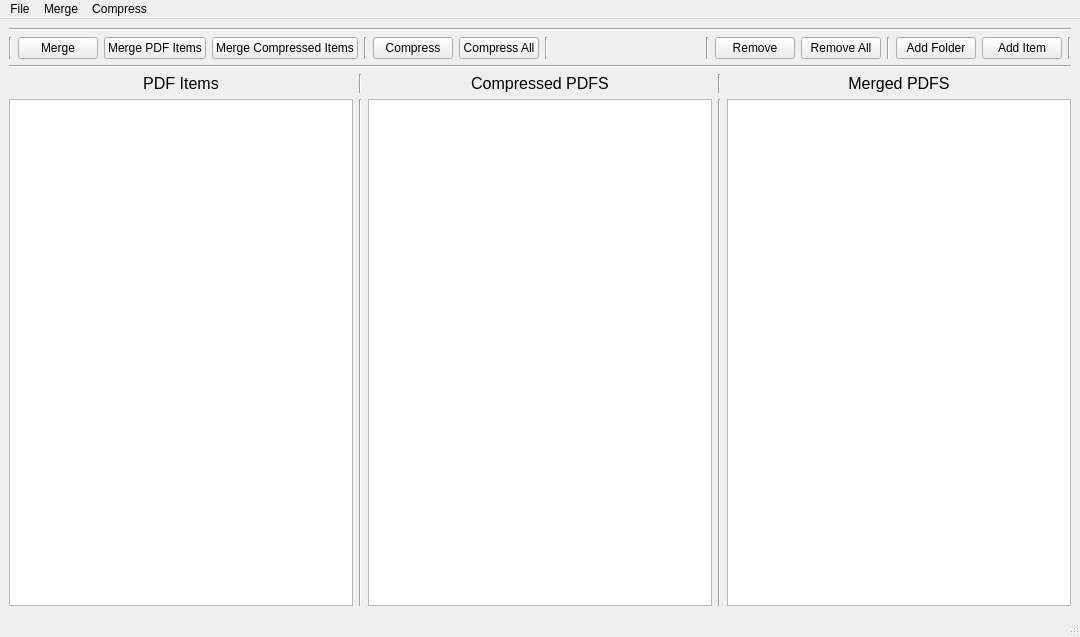
First picture: the form in ui/mainUi.ui, repository darkard2003/PDFHandelerGUI, before the edit.
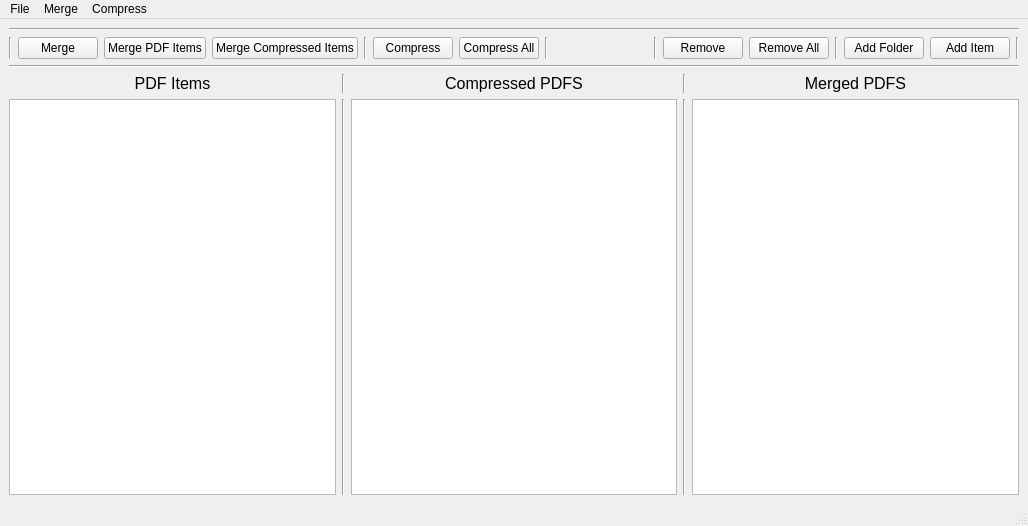
Second picture: the form after the edit. Icons and pictures are not drawn.

Commit message: Changed name and completed the app

```diff
--- a/ui/mainUi.ui
+++ b/ui/mainUi.ui
@@ -6,8 +6,8 @@
    <rect>
     <x>0</x>
     <y>0</y>
-    <width>1080</width>
-    <height>637</height>
+    <width>977</width>
+    <height>526</height>
    </rect>
   </property>
   <property name="sizePolicy">
@@ -349,7 +349,7 @@
     <rect>
      <x>0</x>
      <y>0</y>
-     <width>1080</width>
+     <width>977</width>
      <height>22</height>
     </rect>
    </property>
```
Left out of the diff: 36 changed lines with no effect on the pictures. The commit also changes 2 other files.
